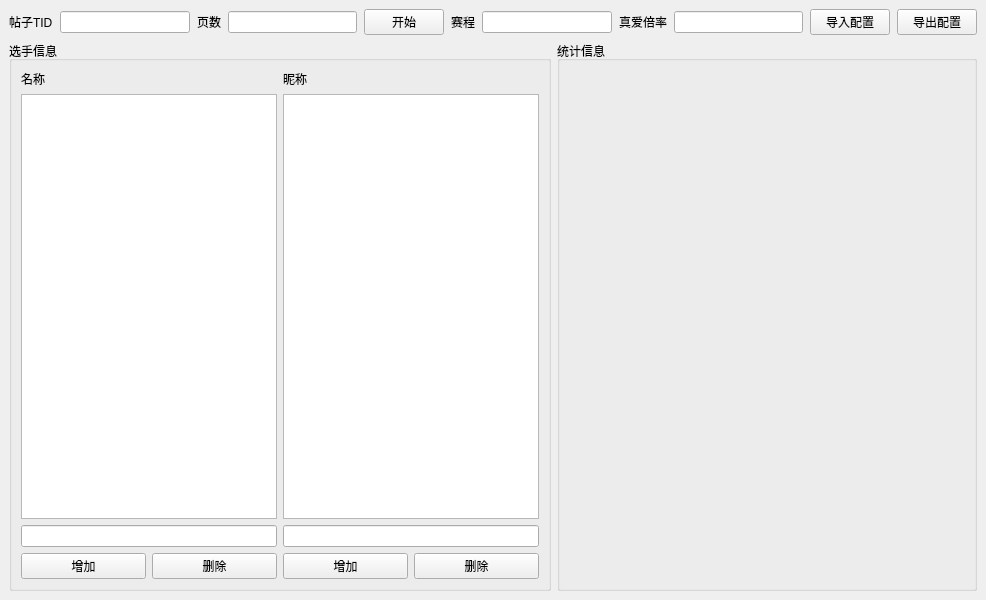
This is src/Ui/MainWindow.ui in xxzl0130/NGA_GF_Moe as Qt 5 draws it before an edit. The edited form follows.
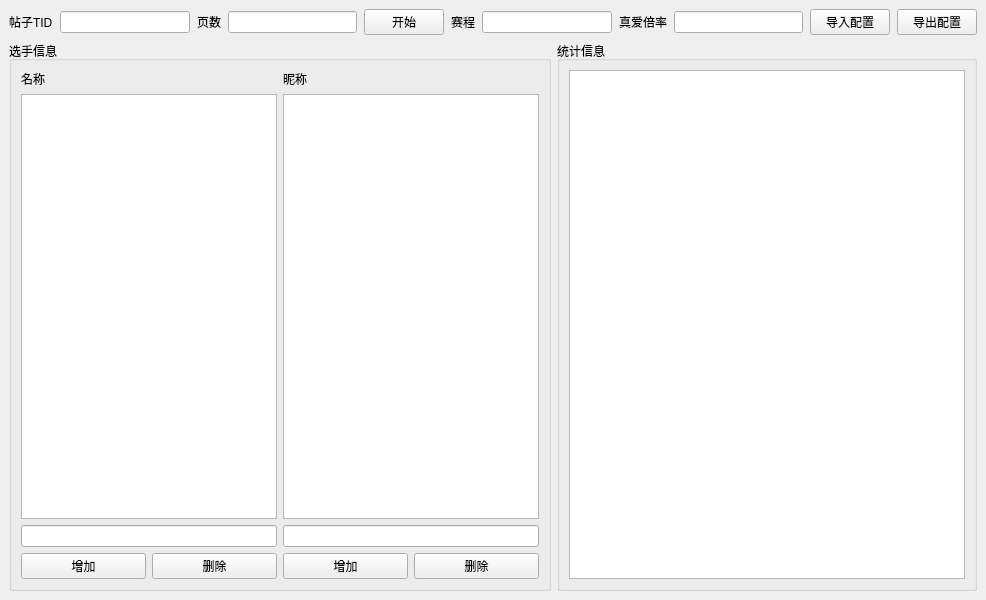
This is the edited form.

Patch:
```diff
--- a/src/Ui/MainWindow.ui
+++ b/src/Ui/MainWindow.ui
@@ -111,6 +111,11 @@
       <property name="title">
        <string>统计信息</string>
       </property>
+      <layout class="QGridLayout" name="gridLayout_5">
+       <item row="0" column="0">
+        <widget class="QTableWidget" name="voteTableWidget"/>
+       </item>
+      </layout>
      </widget>
     </item>
     <item row="1" column="0" colspan="2">
```
